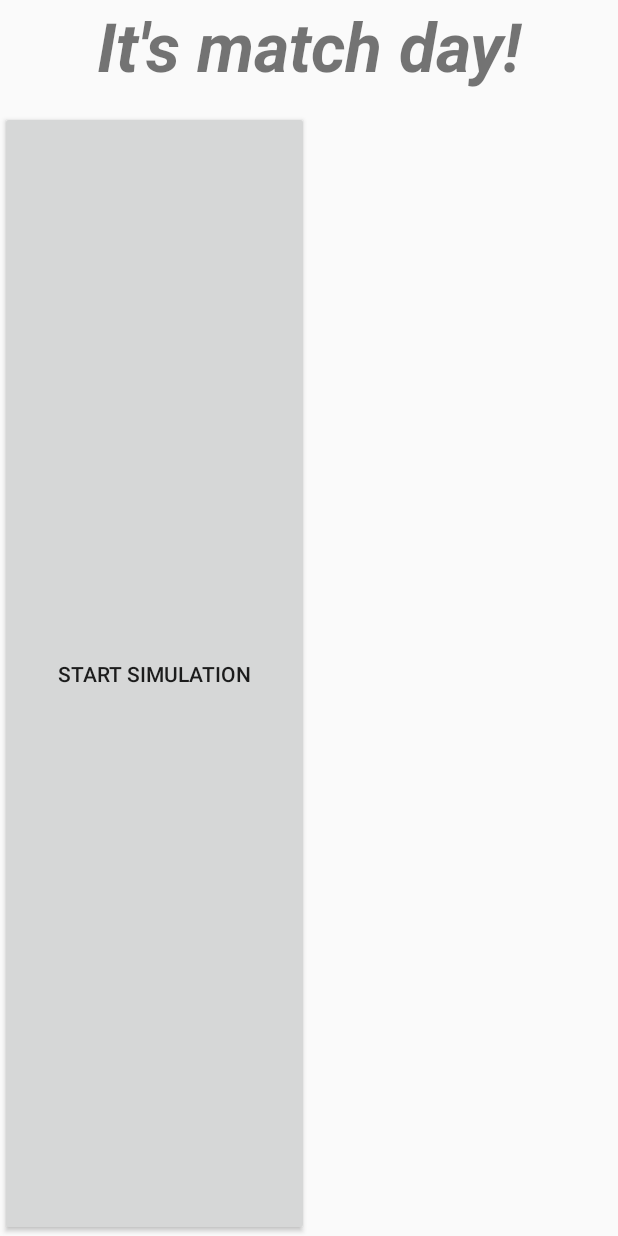
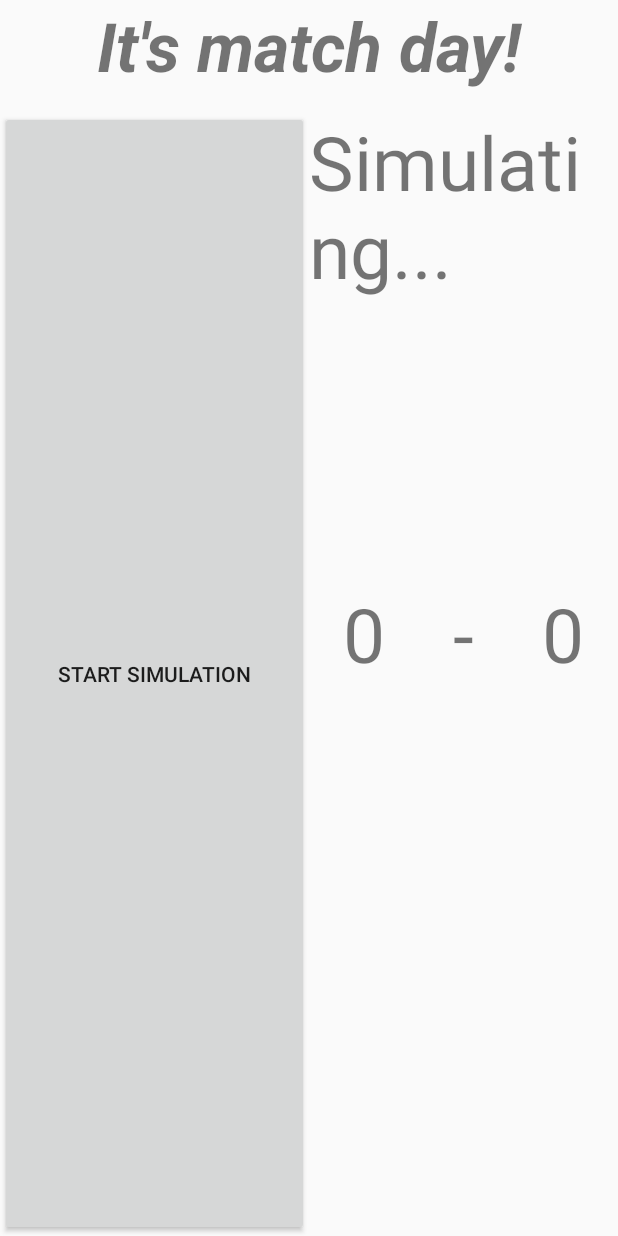
Before and after one commit to ClaymoreAdrendamar/RCAPManager, an Android app: the layout activity_match_simulation.xml on its own in the app's theme, with its tools: preview values and no code run, on a phone screen of 412 x 824 dp. Run offline under Robolectric (Android 15) with nearby library versions, the phone set to English and light mode, and no system bars.

Commit message:
added new activity matchsimulation changé des trucs dans match simuilation pour que toutes les 3 secondes il regarde qui a marqué (ask me if you read thgis) et maintenant ça crache donc si tu poouvais regarder et dire ce qui ne va pas ce serait cool

```diff
--- a/app/src/main/res/layout/activity_match_simulation.xml
+++ b/app/src/main/res/layout/activity_match_simulation.xml
@@ -29,12 +29,58 @@
             android:layout_width="match_parent"
             android:layout_height="match_parent"
             android:id="@+id/button"
-            android:layout_weight="1" />
+            android:layout_weight="1"
+            android:contextClickable="false" />
 
         <LinearLayout
             android:orientation="vertical"
             android:layout_width="match_parent"
             android:layout_height="match_parent"
-            android:layout_weight="1"></LinearLayout>
+            android:layout_weight="1"
+            android:weightSum="1">
+
+            <TextView
+                android:layout_width="match_parent"
+                android:layout_height="wrap_content"
+                android:id="@+id/textView"
+                android:layout_weight="0.34"
+                android:textSize="50sp"
+                android:text="Simulating..." />
+
+            <LinearLayout
+                android:orientation="horizontal"
+                android:layout_width="match_parent"
+                android:layout_height="wrap_content"
+                android:layout_weight="0.34">
+
+                <TextView
+                    android:text="0"
+                    android:layout_width="wrap_content"
+                    android:layout_height="wrap_content"
+                    android:id="@+id/Rcap"
+                    android:layout_weight="1"
+                    android:textAlignment="center"
+                    android:textSize="50sp" />
+
+                <TextView
+                    android:text="-"
+                    android:layout_width="wrap_content"
+                    android:layout_height="wrap_content"
+                    android:id="@+id/textView6"
+                    android:layout_weight="1"
+                    android:textSize="50sp"
+                    android:textAlignment="center" />
+
+                <TextView
+                    android:text="0"
+                    android:layout_width="wrap_content"
+                    android:layout_height="wrap_content"
+                    android:id="@+id/notRcap"
+                    android:layout_weight="1"
+                    android:textAlignment="center"
+                    android:textSize="50sp" />
+            </LinearLayout>
+
+        </LinearLayout>
     </LinearLayout>
 </LinearLayout>
```
Also changed, not shown: app/src/main/java/net/gamepickle/rcap/MainActivity.java (+3 -5 lines), app/src/main/java/net/gamepickle/rcap/MatchSimulation.java (+111 -0 lines).
